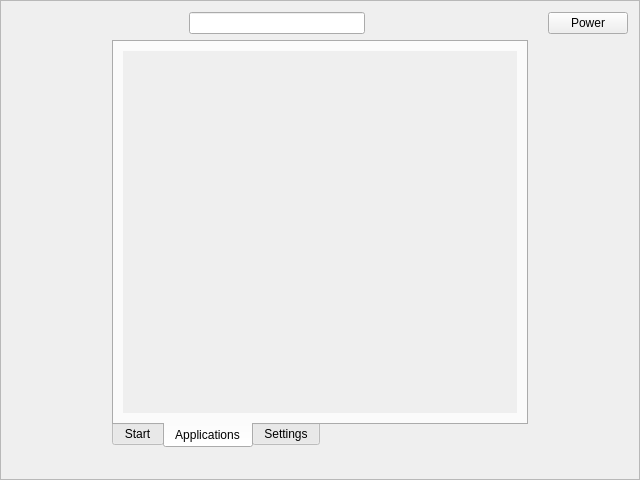
First picture: the form in src/panel-dash_xdg/ui/Dash.ui, repository MoonLightDE/mlde.d.moonlightde, before the edit.
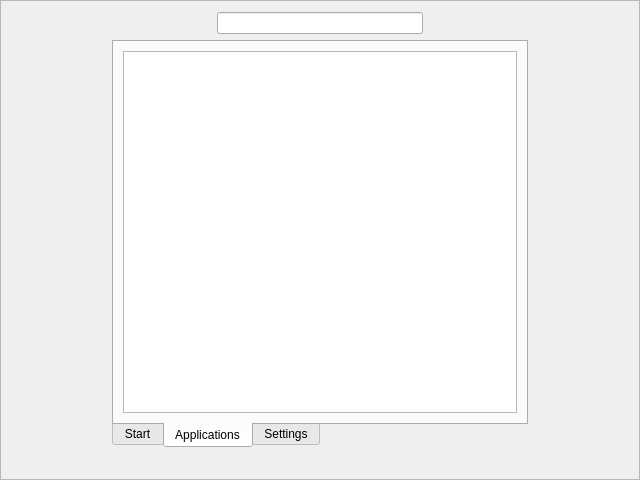
Second picture: the form after the edit. The open tabs and pages were chosen to show the change.

Commit message: actualizado dash_panel

The edit to the form file:
```diff
--- a/src/panel-dash_xdg/ui/Dash.ui
+++ b/src/panel-dash_xdg/ui/Dash.ui
@@ -64,13 +64,6 @@
        </property>
       </spacer>
      </item>
-     <item>
-      <widget class="QPushButton" name="powerButton">
-       <property name="text">
-        <string>Power</string>
-       </property>
-      </widget>
-     </item>
     </layout>
    </item>
    <item>
@@ -144,33 +137,7 @@
         </attribute>
         <layout class="QHBoxLayout" name="horizontalLayout_5">
          <item>
-          <widget class="QScrollArea" name="scrollArea">
-           <property name="frameShape">
-            <enum>QFrame::NoFrame</enum>
-           </property>
-           <property name="frameShadow">
-            <enum>QFrame::Plain</enum>
-           </property>
-           <property name="lineWidth">
-            <number>0</number>
-           </property>
-           <property name="widgetResizable">
-            <bool>true</bool>
-           </property>
-           <property name="alignment">
-            <set>Qt::AlignCenter</set>
-           </property>
-           <widget class="QWidget" name="apps">
-            <property name="geometry">
-             <rect>
-              <x>0</x>
-              <y>0</y>
-              <width>384</width>
-              <height>354</height>
-             </rect>
-            </property>
-           </widget>
-          </widget>
+          <widget class="QListView" name="AppView"/>
          </item>
         </layout>
        </widget>
```
Left out of the diff: 34 changed lines with no effect on the pictures. The commit also changes 28 other files.
